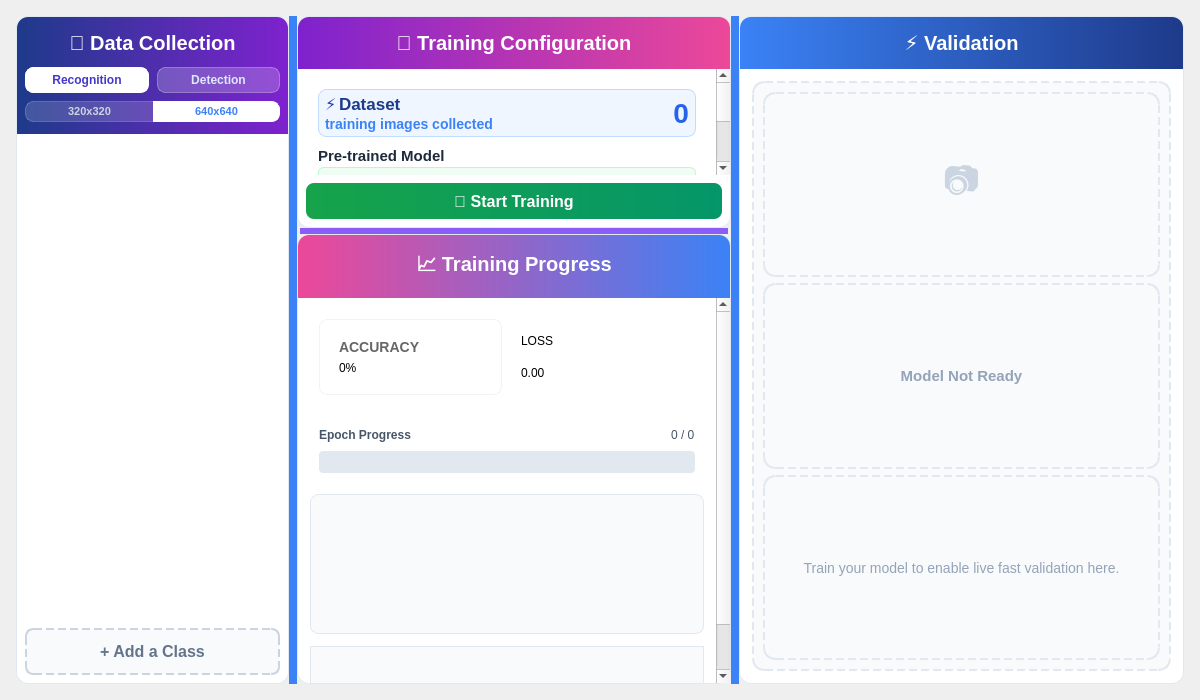
First picture: the form in src/ui/training_mode.ui, repository tttruc1411-tech/AI_Education_App, before the edit.
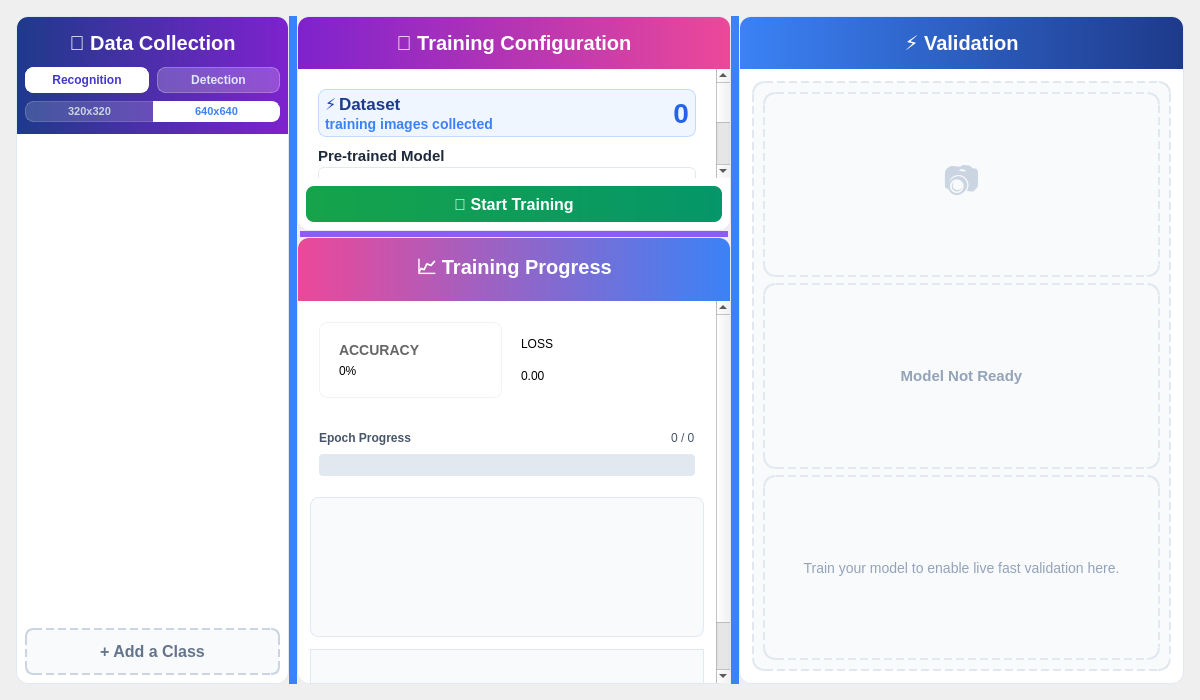
Second picture: the form after the edit.

```diff
--- a/src/ui/training_mode.ui
+++ b/src/ui/training_mode.ui
@@ -300,10 +300,10 @@
               <property name="spacing"><number>2</number></property>
               <item><widget class="QLabel" name="lblBackbone"><property name="text"><string>Pre-trained Model</string></property></widget></item>
               <item>
-               <!-- Changed from QComboBox to QLabel to statically show YOLOv8n -->
-               <widget class="QLabel" name="lblStaticBackbone">
-                <property name="styleSheet"><string notr="true">QLabel { font-weight: bold; color: #16a34a; background-color: #f0fdf4; border: 1px solid #bbf7d0; border-radius: 6px; padding: 6px; font-size: 15px;}</string></property>
-                <property name="text"><string>YOLOv8 Nano (Fastest)</string></property>
+               <widget class="QComboBox" name="cmbBackbone">
+                <property name="cursor"><cursorShape>PointingHandCursor</cursorShape></property>
+                <item><property name="text"><string>YOLOv8 Nano</string></property></item>
+                <item><property name="text"><string>YOLOv11 Nano</string></property></item>
                </widget>
               </item>
              </layout>
```
Left out of the diff: 1 changed line with no effect on the pictures.
